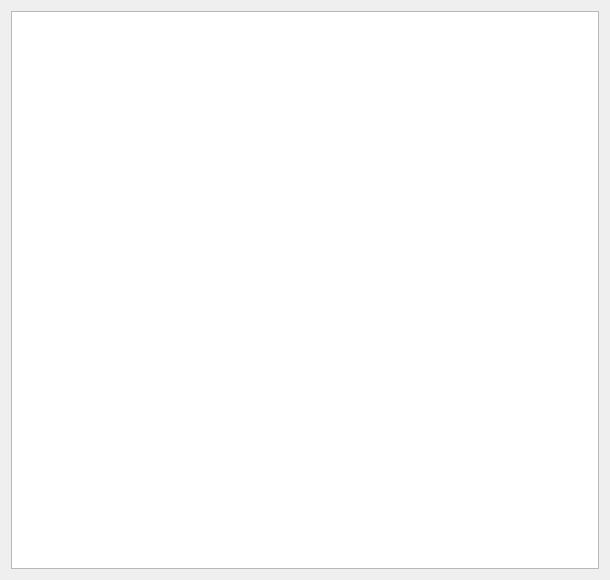
The window that views/UI/DocumentView.ui (fbarden/ProjectManager) describes before a commit, drawn with Qt 5.
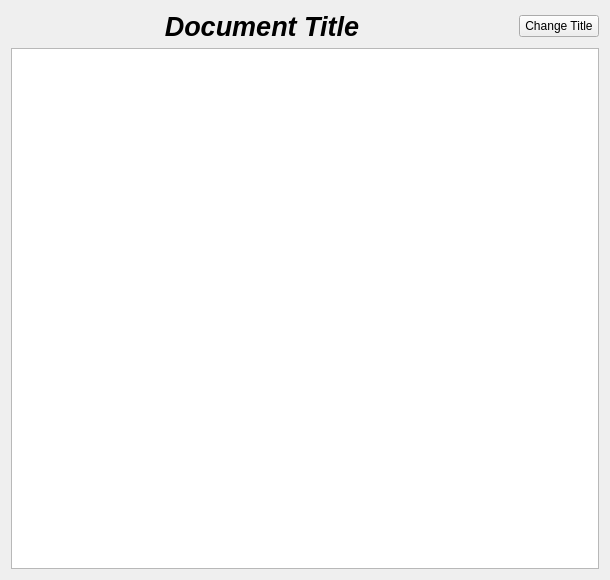
The same window after the commit.

Commit message: WIP: Adding new projects, documents and clauses.

The edit to the form file:
```diff
--- a/views/UI/DocumentView.ui
+++ b/views/UI/DocumentView.ui
@@ -15,7 +15,46 @@
   </property>
   <layout class="QVBoxLayout" name="verticalLayout">
    <item>
-    <widget class="QTextBrowser" name="textBrowser"/>
+    <layout class="QHBoxLayout" name="horizontalLayout">
+     <item>
+      <widget class="QLabel" name="titleLabel">
+       <property name="font">
+        <font>
+         <pointsize>20</pointsize>
+         <weight>75</weight>
+         <italic>true</italic>
+         <bold>true</bold>
+        </font>
+       </property>
+       <property name="text">
+        <string>Document Title</string>
+       </property>
+       <property name="alignment">
+        <set>Qt::AlignCenter</set>
+       </property>
+      </widget>
+     </item>
+     <item>
+      <widget class="QPushButton" name="titleButton">
+       <property name="sizePolicy">
+        <sizepolicy hsizetype="Fixed" vsizetype="Fixed">
+         <horstretch>0</horstretch>
+         <verstretch>0</verstretch>
+        </sizepolicy>
+       </property>
+       <property name="text">
+        <string>Change Title</string>
+       </property>
+      </widget>
+     </item>
+    </layout>
+   </item>
+   <item>
+    <widget class="QTextBrowser" name="textBrowser">
+     <property name="openLinks">
+      <bool>false</bool>
+     </property>
+    </widget>
    </item>
   </layout>
  </widget>
```
The commit also changes 13 other files.
